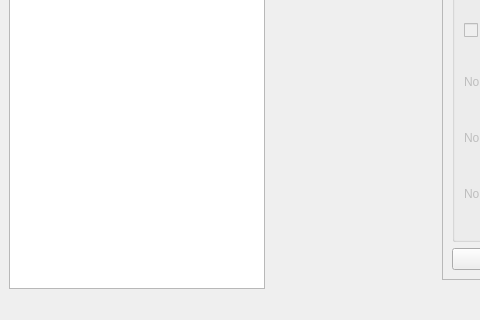
pfechd/jabe, file src/ui/mainwindow.ui: the form before one commit; both pictures show x 0 to 480 and y 333 to 653 of the 1100 by 653 pixel window.
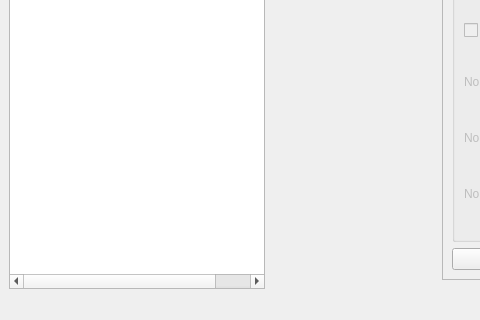
The form after the commit. The open tabs and pages were chosen to show the change.

Commit message: Add minus button to GUI

The edit to the form file:
```diff
--- a/src/ui/mainwindow.ui
+++ b/src/ui/mainwindow.ui
@@ -50,7 +50,7 @@
          <bool>true</bool>
         </property>
         <property name="columnCount">
-         <number>2</number>
+         <number>3</number>
         </property>
         <attribute name="headerCascadingSectionResizes">
          <bool>true</bool>
@@ -65,6 +65,11 @@
           <string/>
          </property>
         </column>
+        <column>
+         <property name="text">
+          <string notr="true">3</string>
+         </property>
+        </column>
        </widget>
       </item>
      </layout>
```
Left out of the diff: 9 changed lines with no effect on the pictures. The commit also changes 4 other files.
